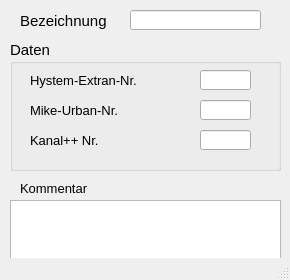
hoettges/QKan, file qkan/forms/qkan_auslasstypen.ui: the form before one commit.
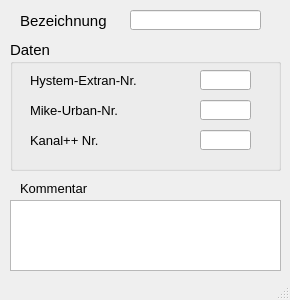
The form after the commit.

The edit to the form file:
```diff
--- a/qkan/forms/qkan_auslasstypen.ui
+++ b/qkan/forms/qkan_auslasstypen.ui
@@ -7,13 +7,13 @@
     <x>0</x>
     <y>0</y>
     <width>290</width>
-    <height>280</height>
+    <height>300</height>
    </rect>
   </property>
   <property name="minimumSize">
    <size>
     <width>290</width>
-    <height>280</height>
+    <height>300</height>
    </size>
   </property>
   <property name="font">
```
Left out of the diff: 2 changed lines with no effect on the pictures.
